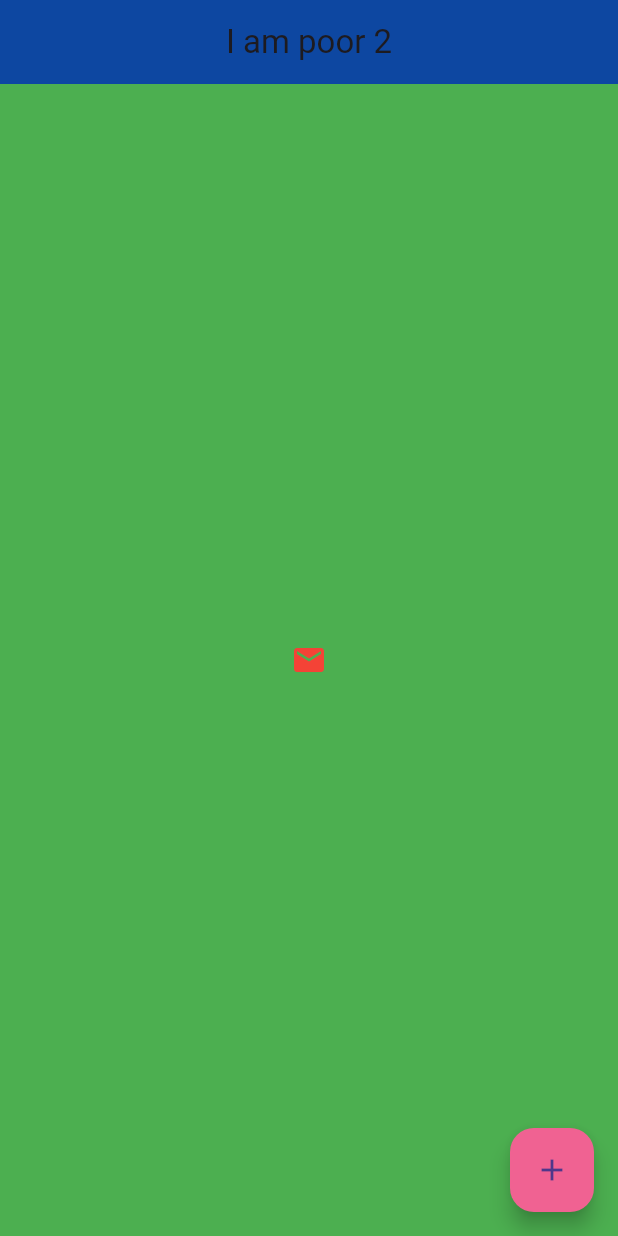
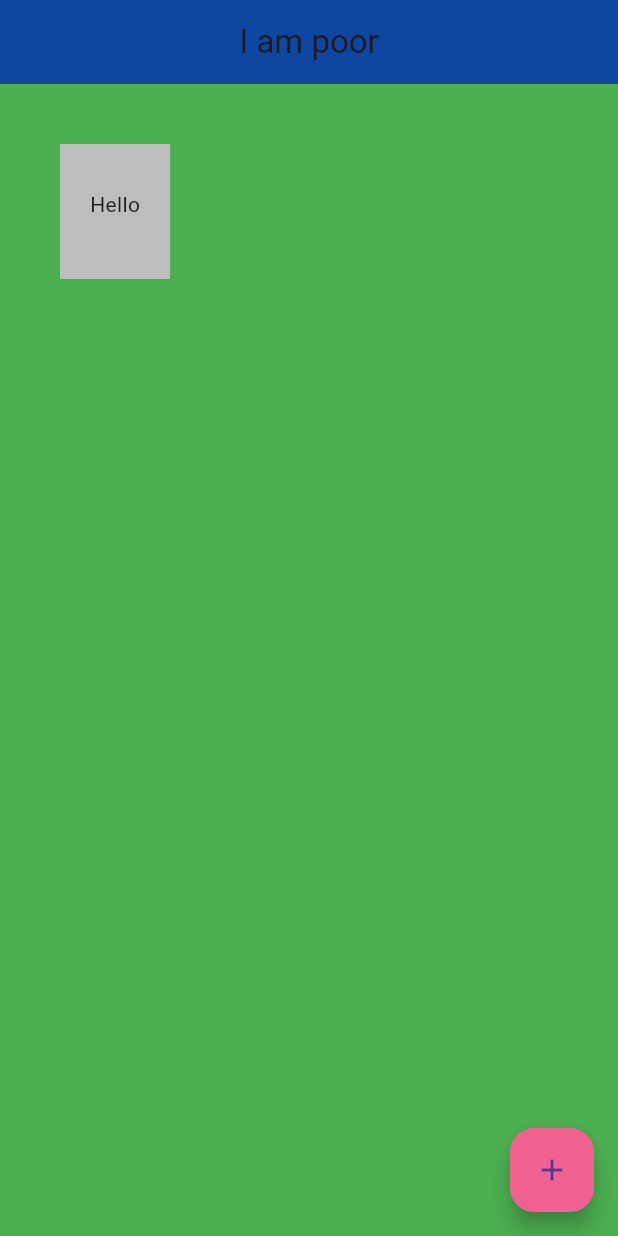
Before and after one commit to sagarthecoder/Flutter-Basics, a Flutter app: the screen it shows after launch, on a phone screen of 412 x 824 dp. Run offline on Flutter 3.47's test engine with Material 3 defaults, Android fonts, the phone set to English and light mode, and no system bars.

Commit message:
Leaned Container weidget

```diff
--- a/lib/main.dart
+++ b/lib/main.dart
@@ -5,7 +5,7 @@ import 'package:flutter/material.dart';
 void main() {
   runApp(
     MaterialApp(
-      home: Home(),
+      home: const Home(),
     ),
   );
 }
@@ -17,18 +17,16 @@ class Home extends StatelessWidget {
   Widget build(BuildContext context) {
     return Scaffold(
       appBar: AppBar(
-        title: const Text('I am poor 2'),
+        title: const Text('I am poor'),
         backgroundColor: Colors.blue[900],
         centerTitle: true,
       ),
       backgroundColor: Colors.green,
-      body: Center(
-        child: IconButton(
-            onPressed: () {
-              print("you clicked me");
-            },
-            color: Colors.red,
-            icon: Icon(Icons.mail)),
+      body: Container(
+        margin: EdgeInsets.all(40),
+        padding: EdgeInsets.fromLTRB(20, 30, 20, 40),
+        child: Text("Hello"),
+        color: Colors.grey[400],
       ),
       floatingActionButton: FloatingActionButton(
         onPressed: () {
```
